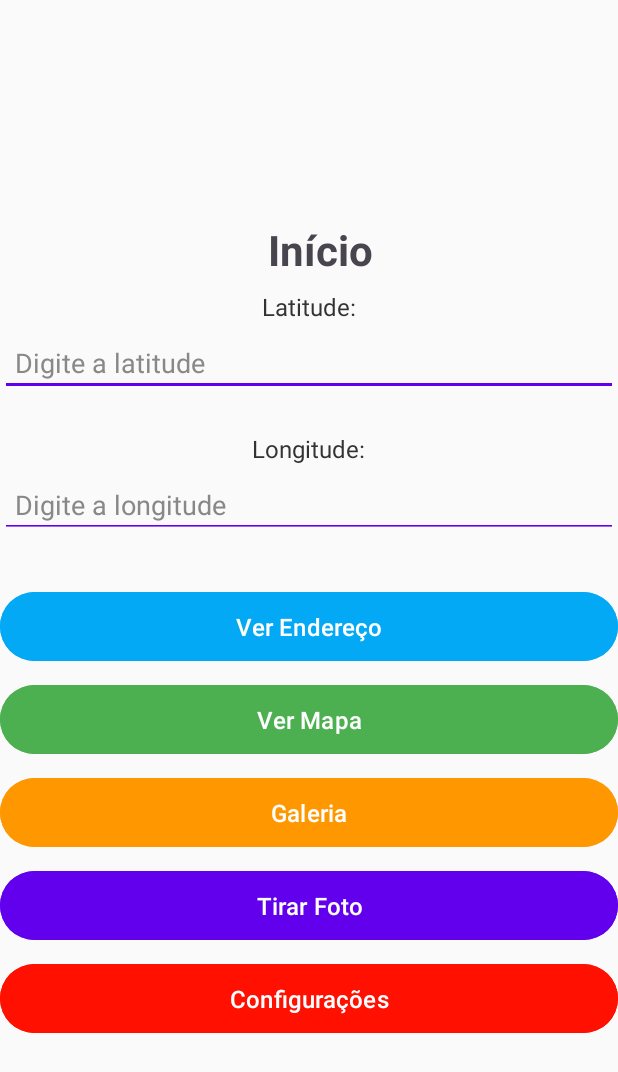
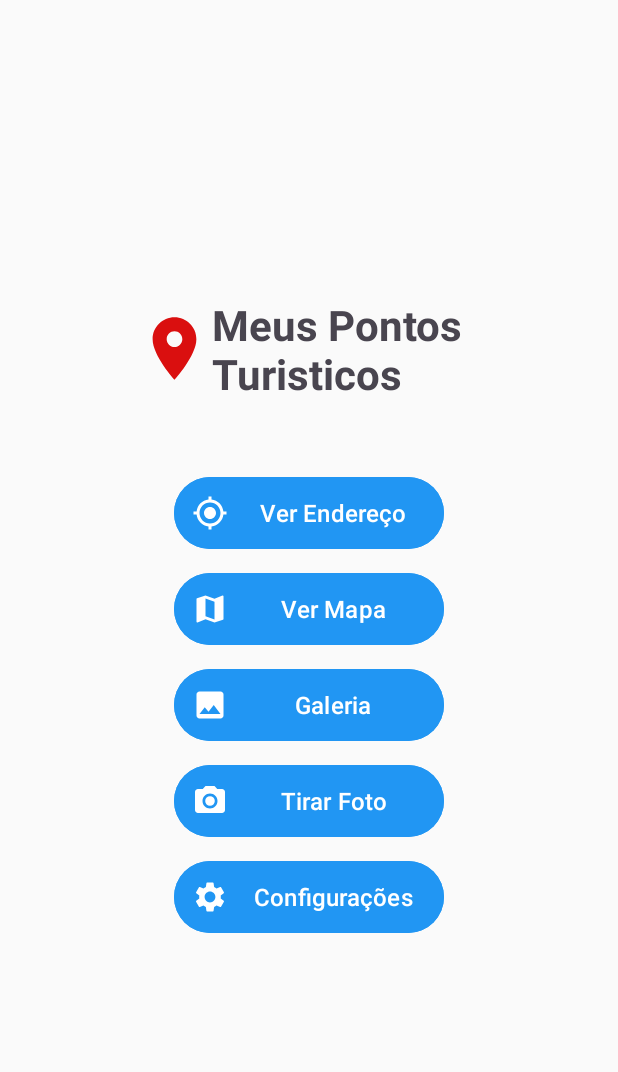
Before and after one commit to finattttto/pm26s-project1, an Android app: the screen it shows after launch (MainActivity), on a phone screen of 412 x 824 dp. Shown: the top 1072 px of the screen. Run offline under Robolectric (Android 15) with nearby library versions, the light colour scheme and no system bars.

Commit message:
Atualização do layout do menu principal

```diff
--- a/app/src/main/java/com/example/registroturistico/MainActivity.kt
+++ b/app/src/main/java/com/example/registroturistico/MainActivity.kt
@@ -38,14 +38,14 @@ public const val API_KEY_GEO = "AIzaSyC4fATB3MfFoI_QDU0d4m8o--odmnTFcKU"
 
 class MainActivity : AppCompatActivity(), LocationListener {
 
-    private lateinit var tvLatitude : TextView
-    private lateinit var tvLongitude : TextView
-
     private lateinit var locationManager : LocationManager
 
     private val CAMERA_REQUEST_CODE = 2
     private lateinit var photoUri: Uri
     private val photoUris = mutableListOf<Uri>()
+
+    private var latitude = 0.0
+    private var longitude = 0.0
 
     override fun onCreate(savedInstanceState: Bundle?) {
 
@@ -57,9 +57,6 @@ class MainActivity : AppCompatActivity(), LocationListener {
             v.setPadding(systemBars.left, systemBars.top, systemBars.right, systemBars.bottom)
             insets
         }
-
-        tvLatitude = findViewById( R.id.etLatitude )
-        tvLongitude = findViewById( R.id.etLongitude )
 
         locationManager = getSystemService( Context.LOCATION_SERVICE ) as LocationManager
 
@@ -91,9 +88,6 @@ class MainActivity : AppCompatActivity(), LocationListener {
     fun btVerMapaOnClick(view: View) {
         val intent = Intent(this, MapsActivity::class.java)
 
-        val latitude = tvLatitude.text.toString().toDoubleOrNull()
-        val longitude = tvLongitude.text.toString().toDoubleOrNull()
-
         if (latitude != null && longitude != null) {
             intent.putExtra("latitude", latitude)
             intent.putExtra("longitude", longitude)
@@ -103,8 +97,8 @@ class MainActivity : AppCompatActivity(), LocationListener {
     }
 
     override fun onLocationChanged(location: Location) {
-        tvLatitude.text = location.latitude.toString()
-        tvLongitude.text = location.longitude.toString()
+        latitude = location.latitude
+        longitude = location.longitude
         locationManager.removeUpdates(this)
     }
 
@@ -129,9 +123,6 @@ class MainActivity : AppCompatActivity(), LocationListener {
     }
 
     private fun obterEnderecoAtual(callback: (String) -> Unit) {
-        val latitude = tvLatitude.text.toString().toDoubleOrNull()
-        val longitude = tvLongitude.text.toString().toDoubleOrNull()
-
         if (latitude != null && longitude != null) {
             Thread {
                 val enderecoUrl = "https://maps.googleapis.com/maps/api/geocode/xml?latlng=$latitude,$longitude&key=$API_KEY_GEO"
@@ -193,8 +184,8 @@ class MainActivity : AppCompatActivity(), LocationListener {
             obterEnderecoAtual { endereco ->
                 val localizacao = Localizacao(
                     _id = 0,
-                    longitude = tvLongitude.text.toString().toDouble(),
-                    latitude = tvLatitude.text.toString().toDouble(),
+                    longitude = longitude,
+                    latitude = latitude,
                     nome = endereco ?: "Sem nome",
                     dataAdd = getCurrentDateTime(),
                     imageUri = photoUri.toString()
--- /dev/null
+++ b/app/src/main/res/drawable/ic_camera.xml
@@ -0,0 +1,7 @@
+<vector xmlns:android="http://schemas.android.com/apk/res/android" android:height="24dp" android:tint="#FFFFFF" android:viewportHeight="24" android:viewportWidth="24" android:width="24dp">
+
+    <path android:fillColor="@android:color/white" android:pathData="M12,12m-3.2,0a3.2,3.2 0,1 1,6.4 0a3.2,3.2 0,1 1,-6.4 0"/>
+
+    <path android:fillColor="@android:color/white" android:pathData="M9,2L7.17,4L4,4c-1.1,0 -2,0.9 -2,2v12c0,1.1 0.9,2 2,2h16c1.1,0 2,-0.9 2,-2L22,6c0,-1.1 -0.9,-2 -2,-2h-3.17L15,2L9,2zM12,17c-2.76,0 -5,-2.24 -5,-5s2.24,-5 5,-5 5,2.24 5,5 -2.24,5 -5,5z"/>
+
+</vector>
--- /dev/null
+++ b/app/src/main/res/drawable/ic_gallery.xml
@@ -0,0 +1,5 @@
+<vector xmlns:android="http://schemas.android.com/apk/res/android" android:height="24dp" android:tint="#FFFFFF" android:viewportHeight="24" android:viewportWidth="24" android:width="24dp">
+
+    <path android:fillColor="@android:color/white" android:pathData="M21,19V5c0,-1.1 -0.9,-2 -2,-2H5c-1.1,0 -2,0.9 -2,2v14c0,1.1 0.9,2 2,2h14c1.1,0 2,-0.9 2,-2zM8.5,13.5l2.5,3.01L14.5,12l4.5,6H5l3.5,-4.5z"/>
+
+</vector>
--- /dev/null
+++ b/app/src/main/res/drawable/ic_location.xml
@@ -0,0 +1,5 @@
+<vector xmlns:android="http://schemas.android.com/apk/res/android" android:height="50dp" android:tint="#DA0F0F" android:viewportHeight="24" android:viewportWidth="24" android:width="50dp">
+
+    <path android:fillColor="@android:color/white" android:pathData="M12,2C8.13,2 5,5.13 5,9c0,5.25 7,13 7,13s7,-7.75 7,-13c0,-3.87 -3.13,-7 -7,-7zM12,11.5c-1.38,0 -2.5,-1.12 -2.5,-2.5s1.12,-2.5 2.5,-2.5 2.5,1.12 2.5,2.5 -1.12,2.5 -2.5,2.5z"/>
+
+</vector>
--- /dev/null
+++ b/app/src/main/res/drawable/ic_map.xml
@@ -0,0 +1,5 @@
+<vector xmlns:android="http://schemas.android.com/apk/res/android" android:height="24dp" android:tint="#FFFFFF" android:viewportHeight="24" android:viewportWidth="24" android:width="24dp">
+
+    <path android:fillColor="@android:color/white" android:pathData="M20.5,3l-0.16,0.03L15,5.1 9,3 3.36,4.9c-0.21,0.07 -0.36,0.25 -0.36,0.48V20.5c0,0.28 0.22,0.5 0.5,0.5l0.16,-0.03L9,18.9l6,2.1 5.64,-1.9c0.21,-0.07 0.36,-0.25 0.36,-0.48V3.5c0,-0.28 -0.22,-0.5 -0.5,-0.5zM15,19l-6,-2.11V5l6,2.11V19z"/>
+
+</vector>
--- /dev/null
+++ b/app/src/main/res/drawable/ic_my_location.xml
@@ -0,0 +1,5 @@
+<vector xmlns:android="http://schemas.android.com/apk/res/android" android:height="24dp" android:tint="#FFFFFF" android:viewportHeight="24" android:viewportWidth="24" android:width="24dp">
+
+    <path android:fillColor="@android:color/white" android:pathData="M12,8c-2.21,0 -4,1.79 -4,4s1.79,4 4,4 4,-1.79 4,-4 -1.79,-4 -4,-4zM20.94,11c-0.46,-4.17 -3.77,-7.48 -7.94,-7.94L13,1h-2v2.06C6.83,3.52 3.52,6.83 3.06,11L1,11v2h2.06c0.46,4.17 3.77,7.48 7.94,7.94L11,23h2v-2.06c4.17,-0.46 7.48,-3.77 7.94,-7.94L23,13v-2h-2.06zM12,19c-3.87,0 -7,-3.13 -7,-7s3.13,-7 7,-7 7,3.13 7,7 -3.13,7 -7,7z"/>
+
+</vector>
--- /dev/null
+++ b/app/src/main/res/drawable/ic_settings.xml
@@ -0,0 +1,5 @@
+<vector xmlns:android="http://schemas.android.com/apk/res/android" android:height="24dp" android:tint="#FFFFFF" android:viewportHeight="24" android:viewportWidth="24" android:width="24dp">
+
+    <path android:fillColor="@android:color/white" android:pathData="M19.14,12.94c0.04,-0.3 0.06,-0.61 0.06,-0.94c0,-0.32 -0.02,-0.64 -0.07,-0.94l2.03,-1.58c0.18,-0.14 0.23,-0.41 0.12,-0.61l-1.92,-3.32c-0.12,-0.22 -0.37,-0.29 -0.59,-0.22l-2.39,0.96c-0.5,-0.38 -1.03,-0.7 -1.62,-0.94L14.4,2.81c-0.04,-0.24 -0.24,-0.41 -0.48,-0.41h-3.84c-0.24,0 -0.43,0.17 -0.47,0.41L9.25,5.35C8.66,5.59 8.12,5.92 7.63,6.29L5.24,5.33c-0.22,-0.08 -0.47,0 -0.59,0.22L2.74,8.87C2.62,9.08 2.66,9.34 2.86,9.48l2.03,1.58C4.84,11.36 4.8,11.69 4.8,12s0.02,0.64 0.07,0.94l-2.03,1.58c-0.18,0.14 -0.23,0.41 -0.12,0.61l1.92,3.32c0.12,0.22 0.37,0.29 0.59,0.22l2.39,-0.96c0.5,0.38 1.03,0.7 1.62,0.94l0.36,2.54c0.05,0.24 0.24,0.41 0.48,0.41h3.84c0.24,0 0.44,-0.17 0.47,-0.41l0.36,-2.54c0.59,-0.24 1.13,-0.56 1.62,-0.94l2.39,0.96c0.22,0.08 0.47,0 0.59,-0.22l1.92,-3.32c0.12,-0.22 0.07,-0.47 -0.12,-0.61L19.14,12.94zM12,15.6c-1.98,0 -3.6,-1.62 -3.6,-3.6s1.62,-3.6 3.6,-3.6s3.6,1.62 3.6,3.6S13.98,15.6 12,15.6z"/>
+
+</vector>
--- a/app/src/main/res/layout/activity_main.xml
+++ b/app/src/main/res/layout/activity_main.xml
@@ -11,113 +11,76 @@
     android:padding="16dp"
     android:background="#FAFAFA">
 
-
     <TextView
         android:id="@+id/tvTitle"
-        android:layout_width="wrap_content"
+        android:layout_width="261dp"
         android:layout_height="wrap_content"
-        android:layout_marginTop="16dp"
+        android:layout_marginBottom="30dp"
+        android:drawableLeft="@drawable/ic_location"
         android:paddingStart="16dp"
-        android:text="Início"
+        android:text="Meus Pontos Turisticos"
         android:textSize="28sp"
         android:textStyle="bold"
         app:layout_constraintStart_toStartOf="parent"
         app:layout_constraintTop_toTopOf="parent" />
 
-    <TextView
-        android:layout_width="wrap_content"
+    <Button
+        android:layout_width="180dp"
         android:layout_height="wrap_content"
-        android:text="Latitude:"
+        android:layout_marginTop="16dp"
+        android:backgroundTint="#2196F3"
+        android:onClick="btVerEnderecoOnClick"
+        android:padding="12dp"
+        android:text="Ver Endereço"
+        android:textColor="#FFFFFF"
         android:textSize="16sp"
-        android:textColor="#333333"
-        android:layout_marginTop="8dp" />
-
-    <EditText
-        android:id="@+id/etLatitude"
-        android:layout_width="match_parent"
-        android:layout_height="wrap_content"
-        android:inputType="numberSigned|numberDecimal"
-        android:hint="Digite a latitude"
-        android:layout_marginTop="4dp"
-        android:layout_marginBottom="16dp"
-        android:padding="10dp"
-        android:backgroundTint="#6200EE"
-        android:textColor="#333333"
-        android:textColorHint="#888888" />
-
-    <TextView
-        android:layout_width="wrap_content"
-        android:layout_height="wrap_content"
-        android:text="Longitude:"
-        android:textSize="16sp"
-        android:textColor="#333333"
-        android:layout_marginTop="8dp" />
-
-    <EditText
-        android:id="@+id/etLongitude"
-        android:layout_width="match_parent"
-        android:layout_height="wrap_content"
-        android:inputType="numberSigned|numberDecimal"
-        android:hint="Digite a longitude"
-        android:layout_marginTop="4dp"
-        android:layout_marginBottom="16dp"
-        android:padding="10dp"
-        android:backgroundTint="#6200EE"
-        android:textColor="#333333"
-        android:textColorHint="#888888" />
+        android:drawableLeft="@drawable/ic_my_location" />
 
     <Button
-        android:layout_width="match_parent"
+        android:layout_width="180dp"
         android:layout_height="wrap_content"
-        android:text="Ver Endereço"
-        android:onClick="btVerEnderecoOnClick"
-        android:layout_marginTop="16dp"
+        android:layout_marginTop="8dp"
+        android:backgroundTint="#2196F3"
+        android:onClick="btVerMapaOnClick"
         android:padding="12dp"
-        android:backgroundTint="#03A9F4"
+        android:text="Ver Mapa"
         android:textColor="#FFFFFF"
-        android:textSize="16sp" />
+        android:textSize="16sp"
+        android:drawableLeft="@drawable/ic_map" />
 
     <Button
-        android:layout_width="match_parent"
+        android:layout_width="180dp"
         android:layout_height="wrap_content"
-        android:text="Ver Mapa"
-        android:onClick="btVerMapaOnClick"
         android:layout_marginTop="8dp"
+        android:backgroundTint="#2196F3"
+        android:onClick="btGoToGaleryOnClick"
         android:padding="12dp"
-        android:backgroundTint="#4CAF50"
+        android:text="@string/galeria"
         android:textColor="#FFFFFF"
-        android:textSize="16sp" />
+        android:textSize="16sp"
+        android:drawableLeft="@drawable/ic_gallery" />
 
     <Button
-        android:text="@string/galeria"
-        android:onClick="btGoToGaleryOnClick"
-        android:layout_width="match_parent"
+        android:layout_width="180dp"
         android:layout_height="wrap_content"
         android:layout_marginTop="8dp"
+        android:backgroundTint="#2196F3"
+        android:onClick="btGoToCamera"
         android:padding="12dp"
-        android:backgroundTint="#FF9800"
+        android:text="Tirar Foto"
         android:textColor="#FFFFFF"
-        android:textSize="16sp" />
+        android:textSize="16sp"
+        android:drawableLeft="@drawable/ic_camera" />
 
     <Button
-        android:text="Tirar Foto"
-        android:onClick="btGoToCamera"
-        android:layout_width="match_parent"
+        android:layout_width="180dp"
         android:layout_height="wrap_content"
         android:layout_marginTop="8dp"
+        android:backgroundTint="#2196F3"
+        android:onClick="btGoToCfgOnClick"
         android:padding="12dp"
-        android:backgroundTint="#6200EE"
+        android:text="@string/configura_es"
         android:textColor="#FFFFFF"
-        android:textSize="16sp" />
-
-    <Button
-        android:text="@string/configura_es"
-        android:onClick="btGoToCfgOnClick"
-        android:layout_width="match_parent"
-        android:layout_height="wrap_content"
-        android:layout_marginTop="8dp"
-        android:padding="12dp"
-        android:backgroundTint="#FF1000"
-        android:textColor="#FFFFFF"
-        android:textSize="16sp" />
+        android:textSize="16sp"
+        android:drawableLeft="@drawable/ic_settings" />
 </LinearLayout>
```
